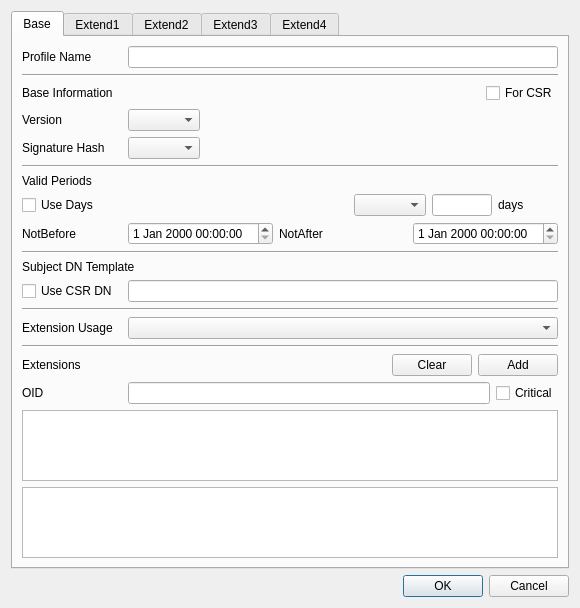
This is CertMan/make_cert_profile_dlg.ui in jykim74/CertMan as Qt 5 draws it before an edit. The edited form follows.
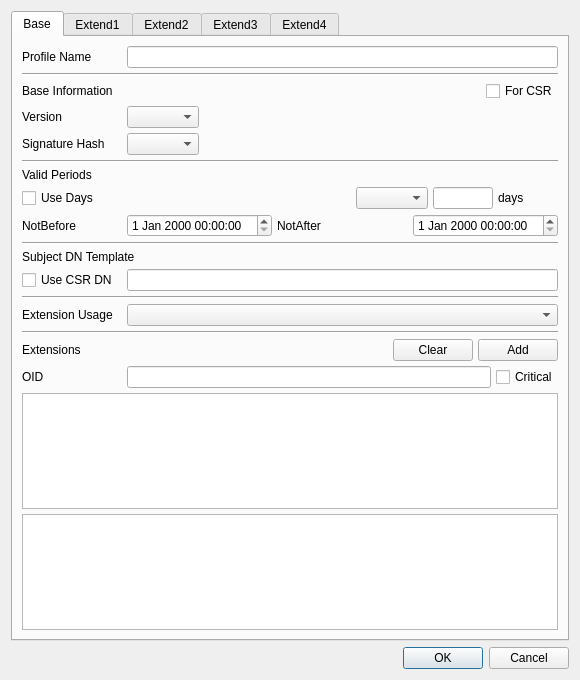
This is the edited form. The open tabs and pages were chosen to show the change.

Commit message: UI 개선

Diff of the .ui file:
```diff
--- a/CertMan/make_cert_profile_dlg.ui
+++ b/CertMan/make_cert_profile_dlg.ui
@@ -7,7 +7,7 @@
     <x>0</x>
     <y>0</y>
     <width>580</width>
-    <height>603</height>
+    <height>680</height>
    </rect>
   </property>
   <property name="windowTitle">
@@ -24,6 +24,9 @@
        <string>Base</string>
       </attribute>
       <layout class="QGridLayout" name="gridLayout">
+       <property name="spacing">
+        <number>5</number>
+       </property>
        <item row="7" column="0">
         <widget class="QLabel" name="label_5">
          <property name="text">
```
Left out of the diff: 2 changed lines with no effect on the pictures. The commit also changes 2 other files.
